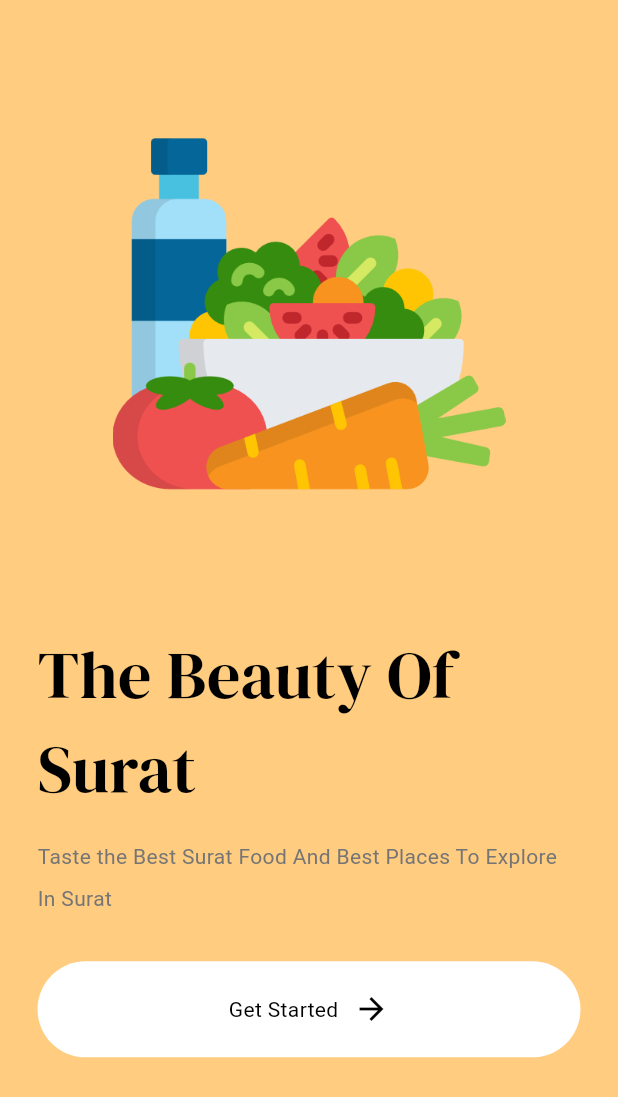
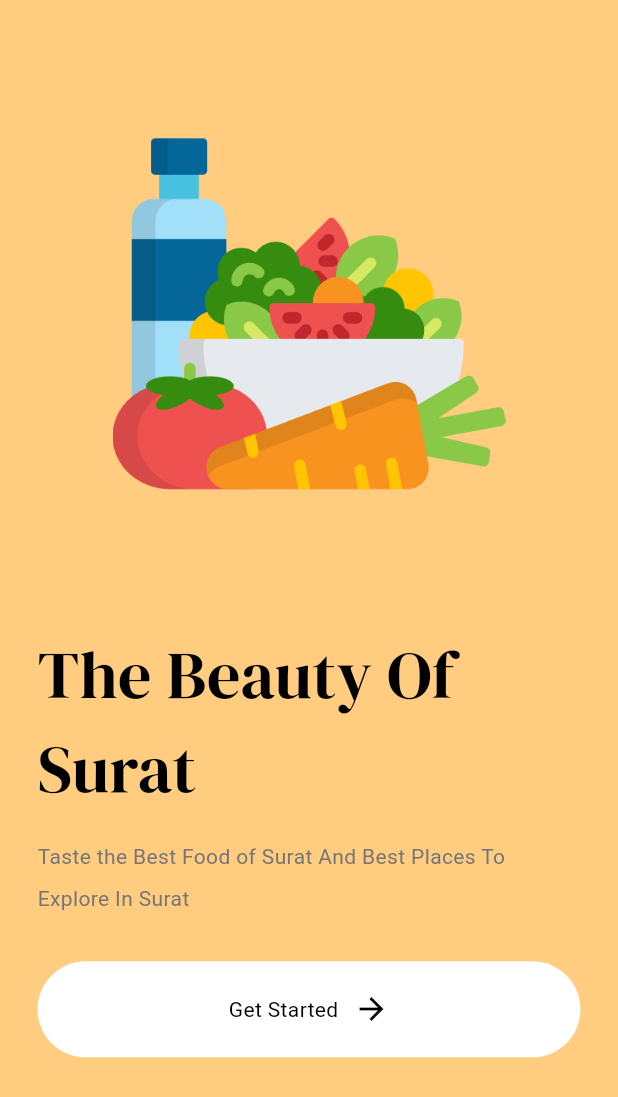
Before and after one commit to Naman-Punamiya/Know-About-Surat, a Flutter app: the screen it shows once a user with an empty profile is signed in, on a phone screen of 412 x 824 dp, the part 139-1236 px from its top. Run offline on Flutter 3.47's test engine with Material 3 defaults, Android fonts, the phone set to English and light mode, and no system bars; our stand-ins replace firebase_auth, firebase_core, google_fonts, shared_preferences, speech_to_text; accounts and stored records are empty.

Commit message:
Working ok on 3/1/26

```diff
--- a/lib/Pages/intro.dart
+++ b/lib/Pages/intro.dart
@@ -34,7 +34,7 @@ class IntroPage extends StatelessWidget {
             ),),
             const SizedBox(height: 10),
 
-            Text("Taste the Best Surat Food And Best Places To Explore In Surat", style: TextStyle(
+            Text("Taste the Best Food of Surat And Best Places To Explore In Surat", style: TextStyle(
               // fontSize: 44,
               color: Colors.grey[600],
               height: 2
```
